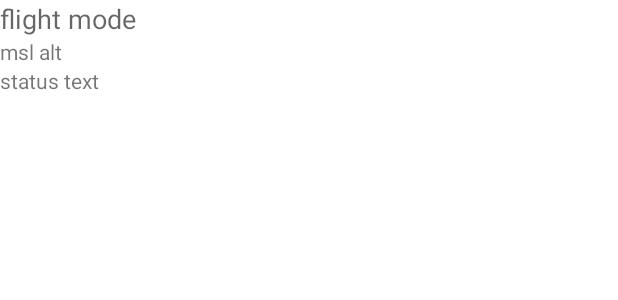
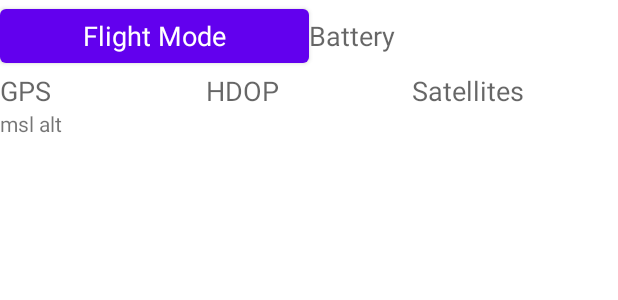
Before and after one commit to chobitsfan/MiniGroundControl, an Android app: the layout fragment_status.xml on its own in the app's theme, with its tools: preview values and no code run, on a phone screen of 412 x 824 dp. Shown: the top 300 px of the screen. Run offline under Robolectric (Android 15) with nearby library versions, the phone set to English and light mode, and no system bars.

Commit message:
use popupmenu to change flight mode

```diff
--- a/app/src/main/AndroidManifest.xml
+++ b/app/src/main/AndroidManifest.xml
@@ -16,7 +16,7 @@
         android:label="@string/app_name"
         android:roundIcon="@mipmap/ic_launcher_round"
         android:supportsRtl="true"
-        android:theme="@style/Theme.MaterialComponents.DayNight.NoActionBar"
+        android:theme="@style/Theme.SimpleGcs"
         tools:targetApi="31">
 
         <!--
--- a/app/src/main/java/com/chobitsfan/minigcs/MyMavlinkWork.java
+++ b/app/src/main/java/com/chobitsfan/minigcs/MyMavlinkWork.java
@@ -36,8 +36,7 @@ public class MyMavlinkWork implements Runnable {
     MavlinkConnection mav_conn;
     Handler ui_handler;
     Vehicle vehicle = Vehicle.getInstance(MavAutopilot.MAV_AUTOPILOT_ARDUPILOTMEGA, MavType.MAV_TYPE_QUADROTOR);
-    static String[] GPS_FIX_TYPE = {"No GPS", "No Fix", "2D Fix", "3D Fix", "DGPS", "RTK Float", "RTK Fix"};
-    public static final int UI_FLIGHT_MODE = 1;
+    public static final int UI_HEARTBEAT = 1;
     public static final int UI_STATUS_TXT = 2;
     public static final int UI_BAT_STATUS = 3;
     public static final int UI_GPS_STATUS = 4;
@@ -84,22 +83,13 @@ public class MyMavlinkWork implements Runnable {
         t1.start();
     }
 
-    public void setModeLand() {
+    public void setMode(String mode) {
         try {
-            mav_conn.send1(255,0, vehicle.Land());
+            mav_conn.send1(255,0, vehicle.setMode(mode));
         } catch (IOException e) {
             if (MyAppConfig.DEBUG) Log.d("chobits", e.getMessage());
         }
     }
-
-    public void setModeRTL() {
-        try {
-            mav_conn.send1(255,0, vehicle.RTL());
-        } catch (IOException e) {
-            if (MyAppConfig.DEBUG) Log.d("chobits", e.getMessage());
-        }
-    }
-
     public void readParam(String name) {
         param_rw_sent_ts = SystemClock.elapsedRealtime();
         try {
@@ -146,7 +136,7 @@ public class MyMavlinkWork implements Runnable {
                 Heartbeat hb = (Heartbeat)msg_payload;
                 if (hb.autopilot().entry() == MavAutopilot.MAV_AUTOPILOT_INVALID) continue;
                 //Log.d("chobits", "heartbeat " + msg.getOriginSystemId() + "," + hb.customMode() + "," + msg.getSequence());
-                vehicle = Vehicle.getInstance(hb.autopilot().entry(), hb.type().entry());
+                /*vehicle = Vehicle.getInstance(hb.autopilot().entry(), hb.type().entry());
                 Message ui_msg = ui_handler.obtainMessage(UI_AP_NAME, vehicle.Name());
                 ui_handler.sendMessage(ui_msg);
                 int flight_mode = (int)hb.customMode();
@@ -156,7 +146,9 @@ public class MyMavlinkWork implements Runnable {
                     ui_msg = ui_handler.obtainMessage(UI_STATUS_TXT, 1, 1,  "flight mode " + vehicle.Mode(flight_mode));
                     ui_handler.sendMessage(ui_msg);
                     prv_flight_mode = flight_mode;
-                }
+                }*/
+                Message ui_msg = ui_handler.obtainMessage(UI_HEARTBEAT, hb);
+                ui_handler.sendMessage(ui_msg);
 
                 if (last_hb_ts == 0) {
                     ui_msg = ui_handler.obtainMessage(UI_STATUS_TXT, "vehicle " + msg.getOriginSystemId() + " connected " + DateFormat.getTimeInstance(DateFormat.MEDIUM).format(new Date()));
@@ -210,17 +202,16 @@ public class MyMavlinkWork implements Runnable {
             } else if (msg_payload instanceof GpsRawInt) {
                 last_gps_raw_ts = SystemClock.elapsedRealtime();
                 GpsRawInt gps_raw = (GpsRawInt)msg_payload;
-                Bundle data = new Bundle();
-                data.putString("fix", GPS_FIX_TYPE[gps_raw.fixType().value()]);
-                data.putString("hdop", String.format("%.1f", gps_raw.eph() * 0.01));
-                data.putInt("satellites", gps_raw.satellitesVisible());
-                Message ui_msg = ui_handler.obtainMessage(UI_GPS_STATUS);
-                ui_msg.setData(data);
+                //Bundle data = new Bundle();
+                //data.putString("fix", GPS_FIX_TYPE[gps_raw.fixType().value()]);
+                //data.putString("hdop", String.format("%.1f", gps_raw.eph() * 0.01));
+                //data.putInt("satellites", gps_raw.satellitesVisible());
+                Message ui_msg = ui_handler.obtainMessage(UI_GPS_STATUS, gps_raw);
+                //ui_msg.setData(data);
                 ui_handler.sendMessage(ui_msg);
             } else if (msg_payload instanceof GlobalPositionInt) {
                 last_global_pos_ts = SystemClock.elapsedRealtime();
                 GlobalPositionInt global_pos = (GlobalPositionInt)msg_payload;
-                //Message ui_msg = ui_handler.obtainMessage(UI_GLOBAL_POS, new GlobalPos(global_pos));
                 Message ui_msg = ui_handler.obtainMessage(UI_GLOBAL_POS, global_pos);
                 ui_handler.sendMessage(ui_msg);
             } else if (msg_payload instanceof ParamValue) {
--- a/app/src/main/java/com/chobitsfan/minigcs/Vehicle.java
+++ b/app/src/main/java/com/chobitsfan/minigcs/Vehicle.java
@@ -5,8 +5,8 @@ import io.dronefleet.mavlink.common.MavType;
 
 public abstract class Vehicle {
     public abstract String Mode(int customMode);
-    public abstract Object Land();
-    public abstract Object RTL();
+    public abstract String[] Modes();
+    public abstract Object setMode(String mode);
     public abstract String Name();
     public static Vehicle getInstance(MavAutopilot autopilot, MavType type) {
         if (type == MavType.MAV_TYPE_FIXED_WING) {
--- a/app/src/main/res/layout/fragment_status.xml
+++ b/app/src/main/res/layout/fragment_status.xml
@@ -5,13 +5,52 @@
     android:layout_height="match_parent"
     android:orientation="vertical"
     tools:context=".StatusFragment">
-
-    <TextView
+    <LinearLayout
         android:layout_width="match_parent"
         android:layout_height="wrap_content"
-        android:id="@+id/flight_mode"
-        android:textAppearance="@style/TextAppearance.AppCompat.Medium"
-        android:text="flight mode" />
+        android:orientation="horizontal">
+        <Button
+            android:layout_width="0dp"
+            android:layout_height="wrap_content"
+            android:layout_weight="1"
+            android:id="@+id/flight_mode"
+            android:textAppearance="@style/TextAppearance.AppCompat.Medium"
+            android:text="Flight Mode" />
+        <TextView
+            android:id="@+id/bat_status"
+            android:layout_width="0dp"
+            android:layout_height="wrap_content"
+            android:layout_weight="1"
+            android:text="Battery"
+            android:textAppearance="@style/TextAppearance.AppCompat.Medium" />
+    </LinearLayout>
+    <LinearLayout
+        android:layout_width="match_parent"
+        android:layout_height="wrap_content"
+        android:orientation="horizontal">
+
+        <TextView
+            android:id="@+id/gps_status"
+            android:layout_width="0dp"
+            android:layout_height="wrap_content"
+            android:layout_weight="1"
+            android:text="GPS"
+            android:textAppearance="@style/TextAppearance.AppCompat.Medium" />
+        <TextView
+            android:id="@+id/gps_hdop"
+            android:layout_width="0dp"
+            android:layout_height="wrap_content"
+            android:layout_weight="1"
+            android:text="HDOP"
+            android:textAppearance="@style/TextAppearance.AppCompat.Medium" />
+        <TextView
+            android:id="@+id/gps_satellites"
+            android:layout_width="0dp"
+            android:layout_height="wrap_content"
+            android:layout_weight="1"
+            android:text="Satellites"
+            android:textAppearance="@style/TextAppearance.AppCompat.Medium" />
+    </LinearLayout>
     <TextView
         android:layout_width="match_parent"
         android:layout_height="wrap_content"
@@ -21,7 +60,10 @@
         android:layout_width="match_parent"
         android:layout_height="wrap_content"
         android:id="@+id/status_txt"
-        android:text="status text" />
+        android:gravity="bottom"
+        android:maxLines="10"
+        android:minLines="1"
+        android:scrollbars="vertical" />
 
 
 </LinearLayout>
--- a/app/src/main/res/values-night/themes.xml
+++ b/app/src/main/res/values-night/themes.xml
@@ -10,7 +10,7 @@
         <item name="colorSecondaryVariant">@color/teal_200</item>
         <item name="colorOnSecondary">@color/black</item>
         <!-- Status bar color. -->
-        <item name="android:statusBarColor">?attr/colorPrimaryVariant</item>
+        <item name="android:statusBarColor">?attr/colorOnPrimary</item>
         <!-- Customize your theme here. -->
     </style>
 </resources>
--- a/app/src/main/res/values/themes.xml
+++ b/app/src/main/res/values/themes.xml
@@ -10,7 +10,7 @@
         <item name="colorSecondaryVariant">@color/teal_700</item>
         <item name="colorOnSecondary">@color/black</item>
         <!-- Status bar color. -->
-        <item name="android:statusBarColor">?attr/colorPrimaryVariant</item>
+        <item name="android:statusBarColor">?attr/colorOnPrimary</item>
         <!-- Customize your theme here. -->
     </style>
 </resources>
```
Also changed, not shown: app/src/main/java/com/chobitsfan/minigcs/ArduCopter.java (+9 -6 lines), app/src/main/java/com/chobitsfan/minigcs/ArduPlane.java (+8 -5 lines), app/src/main/java/com/chobitsfan/minigcs/MainActivity.java (+15 -18 lines), app/src/main/java/com/chobitsfan/minigcs/StatusFragment.java (+42 -8 lines), app/src/main/java/com/chobitsfan/minigcs/StatusViewModel.java (+22 -8 lines).
